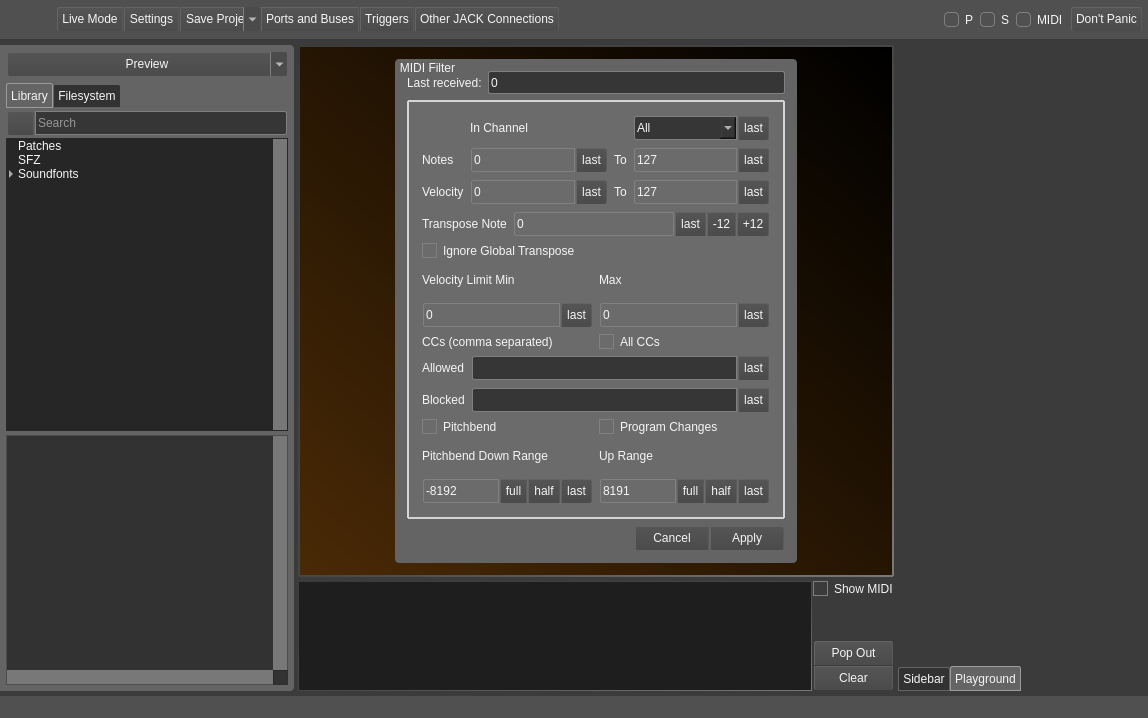
Qt form src/mainwindow.ui (noedigcode/konfyt) before a commit.
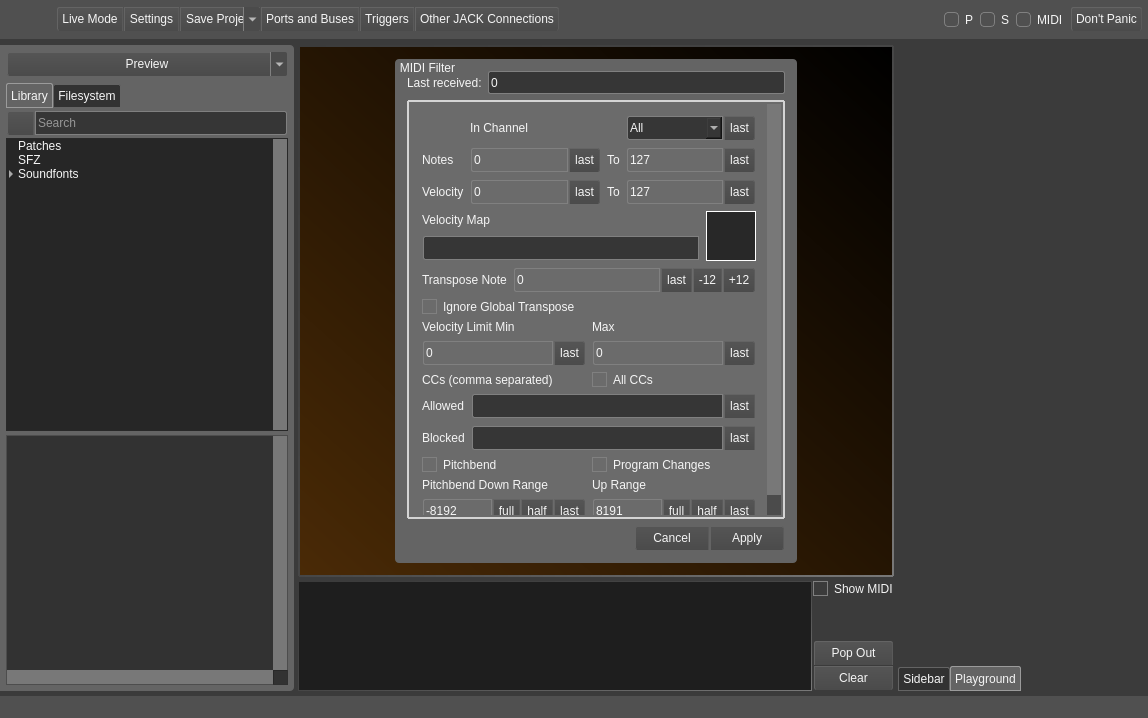
The same form after that commit. Icons and pictures are not drawn. Custom widgets are drawn as their Qt base class.

Commit message: Add midi filter velocity mapping and map graph widget; Add deprecated velocity min/max and limits to velocity map convert;

Diff of the .ui file:
```diff
--- a/src/mainwindow.ui
+++ b/src/mainwindow.ui
@@ -3858,7 +3858,7 @@
                         <x>0</x>
                         <y>0</y>
                         <width>360</width>
-                        <height>395</height>
+                        <height>453</height>
                        </rect>
                       </property>
                       <layout class="QVBoxLayout" name="verticalLayout_14">
@@ -4433,6 +4433,111 @@
                          </item>
                         </layout>
                        </item>
+                       <item>
+                        <layout class="QGridLayout" name="gridLayout_22">
+                         <item row="1" column="0">
+                          <widget class="QFrame" name="frame_57">
+                           <property name="minimumSize">
+                            <size>
+                             <width>0</width>
+                             <height>26</height>
+                            </size>
+                           </property>
+                           <property name="maximumSize">
+                            <size>
+                             <width>16777215</width>
+                             <height>26</height>
+                            </size>
+                           </property>
+                           <property name="styleSheet">
+                            <string notr="true"/>
+                           </property>
+                           <property name="frameShape">
+                            <enum>QFrame::StyledPanel</enum>
+                           </property>
+                           <property name="frameShadow">
+                            <enum>QFrame::Raised</enum>
+                           </property>
+                           <property name="buttonFrame" stdset="0">
+                            <bool>true</bool>
+                           </property>
+                           <layout class="QHBoxLayout" name="horizontalLayout_35">
+                            <property name="spacing">
+                             <number>1</number>
+                            </property>
+                            <property name="leftMargin">
+                             <number>0</number>
+                            </property>
+                            <property name="topMargin">
+                             <number>0</number>
+                            </property>
+                            <property name="rightMargin">
+                             <number>0</number>
+                            </property>
+                            <property name="bottomMargin">
+                             <number>0</number>
+                            </property>
+                            <item>
+                             <widget class="QLineEdit" name="lineEdit_MidiFilter_velocityMap">
+                              <property name="sizePolicy">
+                               <sizepolicy hsizetype="Minimum" vsizetype="Minimum">
+                                <horstretch>0</horstretch>
+                                <verstretch>0</verstretch>
+                               </sizepolicy>
+                              </property>
+                              <property name="minimumSize">
+                               <size>
+                                <width>0</width>
+                                <height>0</height>
+                               </size>
+                              </property>
+                              <property name="maximumSize">
+                               <size>
+                                <width>16777215</width>
+                                <height>16777215</height>
+                               </size>
+                              </property>
+                              <property name="styleSheet">
+                               <string notr="true">border-top-right-radius: 0;
+border-bottom-right-radius: 0;</string>
+                              </property>
+                              <property name="text">
+                               <string/>
+                              </property>
+                             </widget>
+                            </item>
+                           </layout>
+                          </widget>
+                         </item>
+                         <item row="0" column="0">
+                          <widget class="QLabel" name="label_45">
+                           <property name="text">
+                            <string>Velocity Map</string>
+                           </property>
+                          </widget>
+                         </item>
+                         <item row="0" column="1" rowspan="2">
+                          <widget class="MidiMapGraphWidget" name="midiFilter_velocityMapGraph" native="true">
+                           <property name="sizePolicy">
+                            <sizepolicy hsizetype="Maximum" vsizetype="Maximum">
+                             <horstretch>0</horstretch>
+                             <verstretch>0</verstretch>
+                            </sizepolicy>
+                           </property>
+                           <property name="minimumSize">
+                            <size>
+                             <width>50</width>
+                             <height>50</height>
+                            </size>
+                           </property>
+                           <property name="styleSheet">
+                            <string notr="true">background: rgb(40,40,40);
+border: 1px solid white;</string>
+                           </property>
+                          </widget>
+                         </item>
+                        </layout>
+                       </item>
                        <item>
                         <layout class="QHBoxLayout" name="horizontalLayout_65">
                          <item>
@@ -10035,6 +10140,14 @@
   </action>
  </widget>
  <layoutdefault spacing="6" margin="11"/>
+ <customwidgets>
+  <customwidget>
+   <class>MidiMapGraphWidget</class>
+   <extends>QWidget</extends>
+   <header>midiMapGraphWidget.h</header>
+   <container>1</container>
+  </customwidget>
+ </customwidgets>
  <resources>
   <include location="../images.qrc"/>
  </resources>
```
The commit also changes 7 other files.
